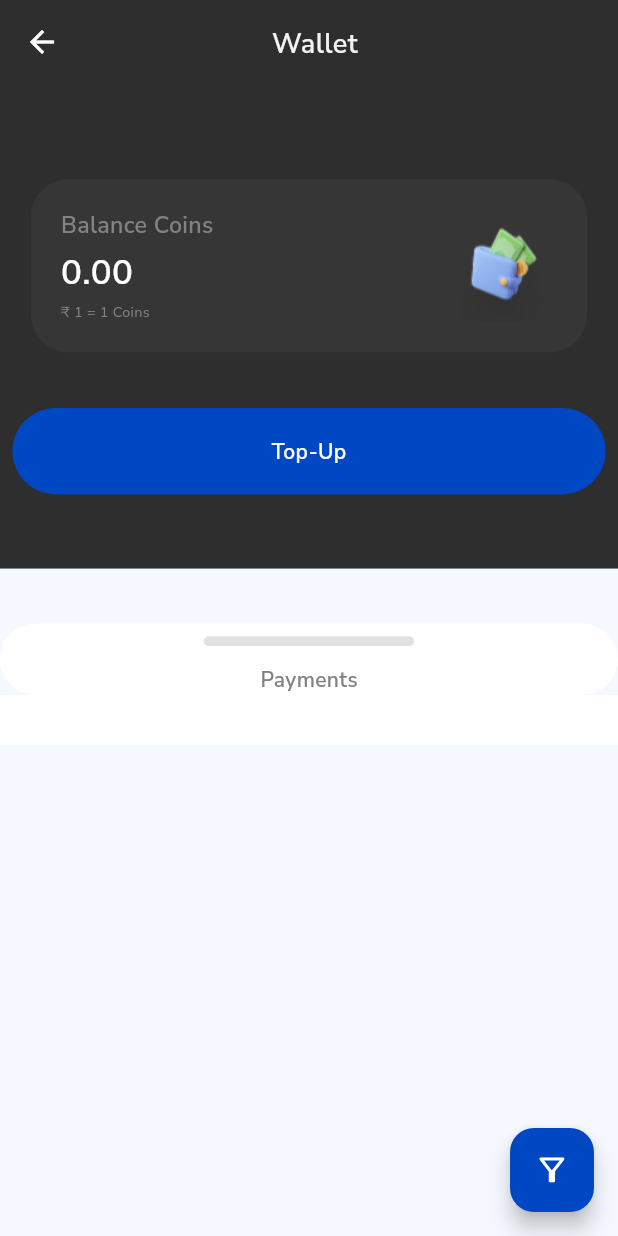
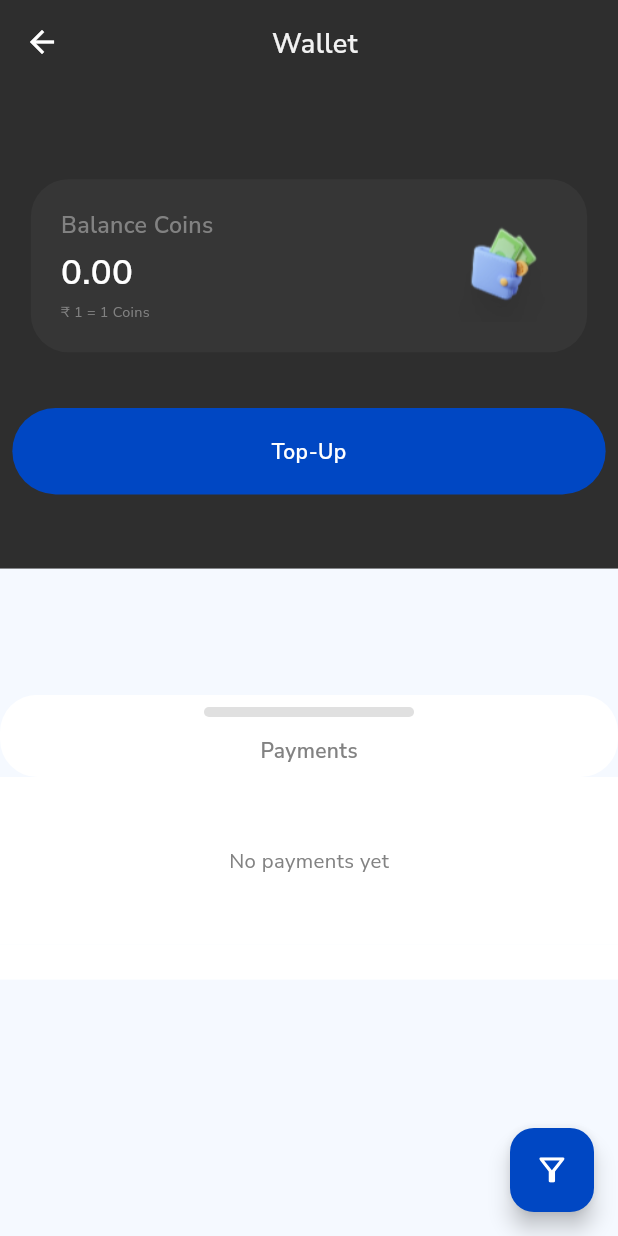
Before and after one commit to CntrlX/Goec-flutter, a Flutter app: the WalletScreen screen opened by its route, after a tap on "Balance Coins", on a phone screen of 412 x 824 dp. Run offline on Flutter 3.47's test engine with Material 3 defaults, Android fonts, the phone set to English and light mode, and no system bars; drawn by our look-alikes of auto_size_text; our stand-ins replace animated_bottom_navigation_bar, cached_network_image, calendar_date_picker2, carousel_slider, connectivity_plus, country_picker and 26 more; missing offline and left inert: flutter_polyline_points, google_directions_api, google_place_plus, linear_progress_bar, mobile_scanner, razorpay_flutter; accounts and stored records are empty; network calls fail; project files that could hold a hidden picture were left out.

Commit message:
feat: Implement paginated wallet transactions and enhance wallet UI components

```diff
--- a/goec_flutter/lib/Controller/walletPage_controller.dart
+++ b/goec_flutter/lib/Controller/walletPage_controller.dart
@@ -1,179 +1,210 @@
-import '../constants.dart';
+import 'package:flutter/material.dart';
+import 'package:flutter_easyloading/flutter_easyloading.dart';
+import 'package:freelancer_app/Model/orderModel.dart';
+import 'package:freelancer_app/Model/paginated_result.dart';
+import 'package:freelancer_app/Singletones/common_functions.dart';
+import 'package:freelancer_app/Utils/toastUtils.dart';
+import 'package:freelancer_app/constants.dart';
 import 'package:get/get.dart';
 import 'package:intl/intl.dart';
-import '../Utils/toastUtils.dart';
-import 'package:flutter/material.dart';
 import 'package:validators/validators.dart';
-import '../Singletones/common_functions.dart';
-import 'package:freelancer_app/Model/orderModel.dart';
-import 'package:flutter_easyloading/flutter_easyloading.dart';
 
 class WalletPageController extends GetxController {
-  RxBool enablemailTextfield = false.obs;
+  static const int pageSize = 10;
+
+  static const String adminTopUp = 'admin topup';
+  static const String walletTopUp = 'wallet top-up';
+  static const String chargingDeduction = 'charging deduction';
+
   final TextEditingController amountController = TextEditingController();
-  RxList<OrderModel> modelList = RxList();
-  ScrollController scrollController = ScrollController();
-  // int page = 0, size = 10, totalElements = 0;
-  RxInt reload = 0.obs;
-  bool isLoading = false;
-  TextEditingController startDate = TextEditingController();
-  TextEditingController endDate = TextEditingController();
-  RxList<String> payment_mode = RxList();
-  RxList<String> payment_status = RxList();
-  bool lock = false;
-  String adminTopUp = 'AdminTopUp', walletTopUp = 'wallet top-up';
+  final TextEditingController startDate = TextEditingController();
+  final TextEditingController endDate = TextEditingController();
+  final ScrollController scrollController = ScrollController();
+
+  final RxBool enablemailTextfield = false.obs;
+  final RxList<OrderModel> modelList = <OrderModel>[].obs;
+  final RxList<String> payment_mode = <String>[].obs;
+  final RxList<String> payment_status = <String>[].obs;
+  final RxInt reload = 0.obs;
+
+  final RxBool isInitialLoading = false.obs;
+  final RxBool isLoadingMore = false.obs;
+  final RxBool hasMore = true.obs;
+
+  int _page = 0;
+  int _totalCount = 0;
+  int _fetchedCount = 0;
+  bool _filterLock = false;
+
+  bool get _isBusy => isInitialLoading.value || isLoadingMore.value;
 
   @override
   void onInit() {
-    // / implement onInit
     super.onInit();
-    getWalletTransactions();
-    // _scrollListen();
+    scrollController.addListener(_onScroll);
+    refreshTransactions(showOverlay: true);
   }
 
-  onClose() {
+  @override
+  void onClose() {
+    scrollController.removeListener(_onScroll);
+    scrollController.dispose();
+    amountController.dispose();
+    startDate.dispose();
+    endDate.dispose();
     super.onClose();
-    scrollController.dispose();
   }
 
-//   _scrollListen() {
-//     scrollController.addListener(() async {
-// // nextPageTrigger will have a value equivalent to 80% of the list size.
-//       var nextPageTrigger = 0.99 * scrollController.position.maxScrollExtent;
+  void _onScroll() {
+    if (!scrollController.hasClients || _isBusy || !hasMore.value) return;
+    final position = scrollController.position;
+    if (!position.hasPixels || !position.hasContentDimensions) return;
 
-// // _scrollController fetches the next paginated data when the current postion of the user on the screen has surpassed
-//       if (modelList.length < totalElements &&
-//           !isLoading &&
-//           scrollController.position.pixels > nextPageTrigger) {
-//         // loading = true;
-//         // fetchData();
-//         page++;
-//         isLoading = true;
-//         await getWalletTransactions();
-//         isLoading = false;
-//       }
-//     });
-//   }
-
-  getWalletTransactions() async {
-    showLoading(kLoading);
-    String start = '';
-    String end = '';
-    if (startDate.text.isNotEmpty && endDate.text.isNotEmpty) {
-      start = DateFormat('dd-MM-yyyy')
-          .format(DateFormat('dd/MM/yyyy').parse(startDate.text));
-      end = DateFormat('dd-MM-yyyy')
-          .format(DateFormat('dd/MM/yyyy').parse(endDate.text));
+    final threshold = position.maxScrollExtent * 0.85;
+    if (position.pixels >= threshold) {
+      loadMoreTransactions();
     }
-
-    var res = await CommonFunctions()
-        .getWalletTransactions(start, end, payment_mode, payment_status);
-    hideLoading();
-    // if (isVerifyPayment)
-    //   modelList.value = res;
-    // else
-    modelList.clear();
-    modelList.addAll(res);
   }
 
-  orderTopUp() async {
+  ({String start, String end}) _formattedDateRange() {
+    if (startDate.text.isEmpty || endDate.text.isEmpty) {
+      return (start: '', end: '');
+    }
+    return (
+      start: DateFormat('dd-MM-yyyy').format(
+        DateFormat('dd/MM/yyyy').parse(startDate.text),
+      ),
+      end: DateFormat('dd-MM-yyyy').format(
+        DateFormat('dd/MM/yyyy').parse(endDate.text),
+      ),
+    );
+  }
+
+  Future<PaginatedResult<OrderModel>> _fetchPage(int pageNo) {
+    final dates = _formattedDateRange();
+    return CommonFunctions().getWalletTransactionsPage(
+      pageNo: pageNo,
+      startDate: dates.start,
+      endDate: dates.end,
+      types: payment_mode.toList(),
+      statuses: payment_status.toList(),
+    );
+  }
+
+  void _applyPageMeta(PaginatedResult<OrderModel> page, {required bool reset}) {
+    if (reset) {
+      _fetchedCount = 0;
+    }
+    _page = page.pageNo;
+    _totalCount = page.totalCount;
+    _fetchedCount += page.rawCount;
+    hasMore.value = PaginatedResult.hasMorePages(
+      fetchedSoFar: _fetchedCount,
+      totalCount: _totalCount,
+    );
+  }
+
+  Future<void> refreshTransactions({bool showOverlay = false}) async {
+    if (isInitialLoading.value) return;
+
+    isInitialLoading.value = true;
+    if (showOverlay) showLoading(kLoading);
+
+    try {
+      final page = await _fetchPage(1);
+      _applyPageMeta(page, reset: true);
+      modelList
+        ..clear()
+        ..addAll(page.items);
+    } finally {
+      isInitialLoading.value = false;
+      if (showOverlay) hideLoading();
+    }
+  }
+
+  Future<void> loadMoreTransactions() async {
+    if (_isBusy || !hasMore.value) return;
+
+    isLoadingMore.value = true;
+    try {
+      final page = await _fetchPage(_page + 1);
+      _applyPageMeta(page, reset: false);
+      if (page.items.isNotEmpty) {
+        modelList.addAll(page.items);
+      }
+    } finally {
+      isLoadingMore.value = false;
+    }
+  }
+
+  Future<void> getWalletTransactions() =>
+      refreshTransactions(showOverlay: true);
+
+  Future<void> onReload() async {
+    await CommonFunctions().getUserProfile();
+    await refreshTransactions(showOverlay: false);
+  }
+
+  Future<void> orderTopUp() async {
     if (!isNumeric(amountController.text)) return;
     showLoading(kLoading);
-    String order_id = await CommonFunctions()
+    final orderId = await CommonFunctions()
         .getOrderIdRazorpay(int.parse(amountController.text));
     hideLoading();
     CommonFunctions().openRazorPay(
-        amount: int.parse(amountController.text),
-        order_id: order_id,
-        descirption: 'Top up your account');
+      amount: int.parse(amountController.text),
+      order_id: orderId,
+      descirption: 'Top up your account',
+    );
   }
 
-  // verifyPayment(String transactionId, String orderId, int index) async {
-  //   kLog('value');
-  //   showLoading('Verifying payment...\n$kLoading');
-  //   OrderModel res = await CommonFunctions().savePaymentRazorpay(
-  //       PaymentSuccessResponse('', '', ''),
-  //       transactionId: transactionId,
-  //       orderId: orderId);
-  //   hideLoading();
-  //   if (res.transactionId != '-1') {
-  //     Get.back();
-  //     // showSuccess('Successfully verified!');
-  //     modelList[index] = res;
-  //     getUserProfile();
-  //   } else {
-  //     showError('Failed to verify payment!');
-  //   }
-  // }
-
-  getUserProfile() async {
+  Future<void> getUserProfile() async {
     showLoading('Checking Balance...');
     await CommonFunctions().getUserProfile();
     hideLoading();
   }
 
-  addRemoveOptionToMode(String value) {
-    if (payment_mode.contains(value))
+  void addRemoveOptionToMode(String value) {
+    if (payment_mode.contains(value)) {
       payment_mode.remove(value);
-    else
+    } else {
       payment_mode.add(value);
-    update();
+    }
   }
 
-  addRemoveOptionToStatus(String value) {
-    if (payment_status.contains(value))
+  void addRemoveOptionToStatus(String value) {
+    if (payment_status.contains(value)) {
       payment_status.remove(value);
-    else
+    } else {
       payment_status.add(value);
+    }
   }
 
-  clearFilter() async {
+  Future<void> clearFilter() async {
     startDate.clear();
     endDate.clear();
     payment_mode.clear();
     payment_status.clear();
-    await getWalletTransactions();
+    await refreshTransactions(showOverlay: true);
   }
 
-  applyFilter() async {
-    if (lock) return;
-    if (startDate.text.isEmpty && startDate.text.isNotEmpty) {
-      EasyLoading.showInfo('Please select Start Date');
-      return;
-    } else if (startDate.text.isNotEmpty && startDate.text.isEmpty) {
+  Future<void> applyFilter() async {
+    if (_filterLock) return;
+    if (startDate.text.isEmpty && endDate.text.isNotEmpty) {
       EasyLoading.showInfo('Please select Start Date');
       return;
     }
+    if (startDate.text.isNotEmpty && endDate.text.isEmpty) {
+      EasyLoading.showInfo('Please select End Date');
+      return;
+    }
 
-    lock = true;
-    // page = 0;
-    // totalElements = 0;
-    modelList.clear();
-    await getWalletTransactions();
-
-    Get.back();
-    lock = false;
-  }
-
-  onReload() async {
-    await CommonFunctions().getUserProfile();
-    String start = '';
-    String end = '';
-    if (startDate.text.isNotEmpty && endDate.text.isNotEmpty) {
-      start = DateFormat('dd-MM-yyyy').format(
-        DateFormat('dd/MM/yyyy').parse(startDate.text),
-      );
-      end = DateFormat('dd-MM-yyyy').format(
-        DateFormat('dd/MM/yyyy').parse(endDate.text),
-      );
+    _filterLock = true;
+    try {
+      await refreshTransactions(showOverlay: true);
+      Get.back();
+    } finally {
+      _filterLock = false;
     }
-    var res = await CommonFunctions().getWalletTransactions(
-      start,
-      end,
-      payment_mode,
-      payment_status,
-    );
-    modelList.clear();
-    modelList.addAll(res);
   }
 }
--- /dev/null
+++ b/goec_flutter/lib/Model/paginated_result.dart
@@ -0,0 +1,21 @@
+class PaginatedResult<T> {
+  final List<T> items;
+  final int pageNo;
+  final int totalCount;
+  final int rawCount;
+
+  const PaginatedResult({
+    required this.items,
+    required this.pageNo,
+    required this.totalCount,
+    required this.rawCount,
+  });
+
+  bool get isEmpty => items.isEmpty;
+
+  static bool hasMorePages({
+    required int fetchedSoFar,
+    required int totalCount,
+  }) =>
+      fetchedSoFar < totalCount;
+}
--- a/goec_flutter/lib/Singletones/common_functions.dart
+++ b/goec_flutter/lib/Singletones/common_functions.dart
@@ -11,6 +11,7 @@ import '../Model/notificationModel.dart';
 import '../Model/activeSessionModel.dart';
 import 'package:geolocator/geolocator.dart';
 import '../Model/chargeTransactionModel.dart';
+import '../Model/paginated_result.dart';
 import 'package:freelancer_app/Utils/api.dart';
 import 'package:freelancer_app/constants.dart';
 import 'package:freelancer_app/Utils/routes.dart';
@@ -613,27 +614,61 @@ class CommonFunctions {
   ////////////! CHARGING API's //////////////////////
 
 ///////////////////////////////DONE////////////////////////////////
+  Future<PaginatedResult<OrderModel>> getWalletTransactionsPage({
+    required int pageNo,
+    String startDate = '',
+    String endDate = '',
+    List<String> types = const [],
+    List<String> statuses = const [],
+  }) async {
+    final body = <String, dynamic>{
+      'user': appData.userModel.value.id,
+      if (startDate.isNotEmpty) 'fromDate': startDate,
+      if (endDate.isNotEmpty) 'toDate': endDate,
+      if (statuses.length == 1) 'status': statuses.first,
+    };
+
+    final res = await CallAPI().postData(
+      body,
+      '${kApi_wallet_url}dashboardUser/list?pageNo=$pageNo',
+    );
+
+    if (res.statusCode != 200 || res.body['status'] != true) {
+      return PaginatedResult<OrderModel>(
+        items: const [],
+        pageNo: pageNo,
+        totalCount: 0,
+        rawCount: 0,
+      );
+    }
+
+    final raw = res.body['result'] as List? ?? [];
+    final totalCount = (res.body['totalCount'] as num?)?.toInt() ?? 0;
+    final items = <OrderModel>[];
+    for (final element in raw) {
+      final model = OrderModel.fromJson(element);
+      if (types.isNotEmpty && !types.contains(model.type)) continue;
+      items.add(model);
+    }
+
+    return PaginatedResult<OrderModel>(
+      items: items,
+      pageNo: pageNo,
+      totalCount: totalCount,
+      rawCount: raw.length,
+    );
+  }
+
   Future<List<OrderModel>> getWalletTransactions(
       String startdate, String enddate, List mode, List status) async {
-    var res = await CallAPI().postData(
-      {
-        'user': appData.userModel.value.id,
-        if (startdate.isNotEmpty) 'fromDate': startdate,
-        if (enddate.isNotEmpty) 'toDate': enddate,
-        if (mode.isNotEmpty && mode.length == 1) 'paymentModes': mode[0],
-        if (status.isNotEmpty && status.length == 1) 'status': status[0],
-      },
-      kApi_wallet_url + 'filteredList',
+    final page = await getWalletTransactionsPage(
+      pageNo: 1,
+      startDate: startdate,
+      endDate: enddate,
+      types: mode.cast<String>(),
+      statuses: status.cast<String>(),
     );
-    if (res.statusCode == 200 && res.body['status']) {
-      List<OrderModel> list = [];
-      res.body['result'].forEach((element) {
-        list.add(OrderModel.fromJson(element));
-      });
-      return list;
-    } else {
-      return [];
-    }
+    return page.items;
   }
 
   //Todo
--- a/goec_flutter/lib/Singletones/dialogs.dart
+++ b/goec_flutter/lib/Singletones/dialogs.dart
@@ -688,7 +688,9 @@ class Dialogs {
                             CustomSmallText(
                               text: model.type == 'wallet top-up'
                                   ? 'Wallet Topup'
-                                  : 'Admin topup',
+                                  : model.type == 'charging deduction'
+                                      ? 'Charging Deduction'
+                                      : 'Admin topup',
                               letterspacing: -0.408,
                               size: 16,
                             ),
--- a/goec_flutter/lib/View/WalletPage/walletpage.dart
+++ b/goec_flutter/lib/View/WalletPage/walletpage.dart
@@ -247,77 +247,102 @@ class _WalletScreenState extends State<WalletScreen>
                     ],
                   ),
                 ),
-                bottom: PreferredSize(
-                  preferredSize: Size.fromHeight(size.height * 0.1),
+              ),
+              SliverToBoxAdapter(
                 child: Container(
+                  width: double.infinity,
                   decoration: BoxDecoration(
                     color: Colors.white,
-                        borderRadius: BorderRadius.circular(25)),
-                    width: double.infinity,
+                    borderRadius: BorderRadius.circular(25),
+                  ),
+                  padding: EdgeInsets.only(top: size.height * 0.01),
                   child: Column(
-                      // mainAxisAlignment: MainAxisAlignment.center,
-                      // crossAxisAlignment: CrossAxisAlignment.center,
                     children: [
-                        SizedBox(
-                          height: size.height * 0.01,
-                        ),
                       Container(
                         height: size.height * 0.008,
                         width: size.width * 0.34,
                         decoration: BoxDecoration(
                           color: Color(0xffE0E0E0),
-                              borderRadius: BorderRadius.circular(10)),
+                          borderRadius: BorderRadius.circular(10),
                         ),
-                        SizedBox(
-                          height: size.height * 0.015,
                       ),
+                      SizedBox(height: size.height * 0.015),
                       CustomBigText(
                         text: "Payments",
                         size: 14,
                         color: Color(0xff828282),
                       ),
+                      SizedBox(height: 8.h),
                     ],
                   ),
                 ),
               ),
+              Obx(() {
+                final items = controller.modelList;
+                final loadingMore = controller.isLoadingMore.value;
+                final hasMore = controller.hasMore.value;
+
+                if (items.isEmpty && !controller.isInitialLoading.value) {
+                  return SliverToBoxAdapter(
+                    child: Container(
+                      color: Colors.white,
+                      padding: EdgeInsets.symmetric(vertical: 48.h),
+                      alignment: Alignment.center,
+                      child: CustomSmallText(
+                        text: 'No payments yet',
+                        size: 14.sp,
+                        color: Color(0xff828282),
                       ),
-              SliverToBoxAdapter(
-                child: Obx(
-                  () => Container(
+                    ),
+                  );
+                }
+
+                return SliverList(
+                  delegate: SliverChildBuilderDelegate(
+                    (context, index) {
+                      if (index >= items.length) {
+                        return Container(
                           color: Colors.white,
-                    child: Container(
-                      height: controller.modelList.length * (138.h) +
-                          35.h -
-                          0 * 18.h,
-                      child: Column(
-                        children: [
-                          Expanded(
-                            child: ListView.builder(
-                                itemCount: controller.modelList.length,
-                                physics: NeverScrollableScrollPhysics(),
-                                itemBuilder: (_, index) {
-                                  return Padding(
+                          padding: EdgeInsets.symmetric(vertical: 20.h),
+                          alignment: Alignment.center,
+                          child: loadingMore
+                              ? SizedBox(
+                                  width: 24.w,
+                                  height: 24.w,
+                                  child: CircularProgressIndicator(
+                                    strokeWidth: 2.5,
+                                    color: kOnboardingColors,
+                                  ),
+                                )
+                              : const SizedBox.shrink(),
+                        );
+                      }
+
+                      final model = items[index];
+                      return Container(
+                        color: Colors.white,
                         padding: EdgeInsets.symmetric(
                           horizontal: size.width * .03,
-                                        vertical: 8.h),
+                          vertical: 8.h,
+                        ),
                         child: InkWell(
                           onTap: () {
                             Dialogs().wallet_transaction_popup(
-                                            model: controller.modelList[index],
-                                            index: index);
+                              model: model,
+                              index: index,
+                            );
                           },
-                                      child: _creditCard(
-                                          model: controller.modelList[index]),
+                          child: _creditCard(model: model),
+                        ),
+                      );
+                    },
+                    childCount: items.length + ((hasMore || loadingMore) ? 1 : 0),
                   ),
                 );
               }),
-                          )
-                        ],
+              SliverToBoxAdapter(
+                child: Container(color: Colors.white, height: 24.h),
               ),
-                    ),
-                  ),
-                ),
-              )
             ],
           ),
         ),
@@ -325,9 +350,6 @@ class _WalletScreenState extends State<WalletScreen>
       floatingActionButton: FloatingActionButton(
           heroTag: 'first',
           onPressed: () {
-            // Get.to(WalletHistoryFilterPage(
-            //   isWallet: true,
-            // ));
             Get.to(() => WalletHistoryFilterPage(isWallet: true));
           },
           backgroundColor: kOnboardingColors,
@@ -399,7 +421,10 @@ class _WalletScreenState extends State<WalletScreen>
               crossAxisAlignment: CrossAxisAlignment.center,
               children: [
                 CircleAvatar(
-                    child: SvgPicture.asset(model.type == 'wallet top-up'
+                    child: SvgPicture.asset(
+                        model.type == 'charging deduction'
+                            ? 'assets/svg/admin_topup.svg'
+                            : model.type == 'wallet top-up'
                                 ? 'assets/svg/wallet_topup.svg'
                                 : 'assets/svg/admin_topup.svg')),
                 width(size.width * .02),
@@ -408,12 +433,16 @@ class _WalletScreenState extends State<WalletScreen>
                   crossAxisAlignment: CrossAxisAlignment.start,
                   children: [
                     CustomSmallText(
-                      text: 'Credit',
+                      text: model.type == 'charging deduction'
+                          ? 'Debit'
+                          : 'Credit',
                       size: 10.sp,
                     ),
                     CustomBigText(
-                      text: model.type == controller.walletTopUp
+                      text: model.type == WalletPageController.walletTopUp
                           ? 'Wallet Topup'
+                          : model.type == WalletPageController.chargingDeduction
+                              ? 'Charging'
                               : 'Admin Topup',
                       letterspacing: -0.408,
                       color: Color(0xff828282),
@@ -447,9 +476,13 @@ class _WalletScreenState extends State<WalletScreen>
                   crossAxisAlignment: CrossAxisAlignment.end,
                   children: [
                     CustomBigText(
-                      text: "${model.amount.toStringAsFixed(2)}",
+                      text: model.type == 'charging deduction'
+                          ? "-${model.amount.toStringAsFixed(2)}"
+                          : "${model.amount.toStringAsFixed(2)}",
                       size: 20.sp,
-                      color: color,
+                      color: model.type == 'charging deduction'
+                          ? const Color(0xffDC2525)
+                          : color,
                     ),
                     width(5.w),
                     CustomSmallText(
```
Also changed, not shown: goec_flutter/lib/Model/orderModel.dart (+5 -2 lines), goec_flutter/lib/View/WalletPage/wallet_filter_page.dart (+4 -4 lines). Lines whose indentation alone changed are shown as unchanged.
